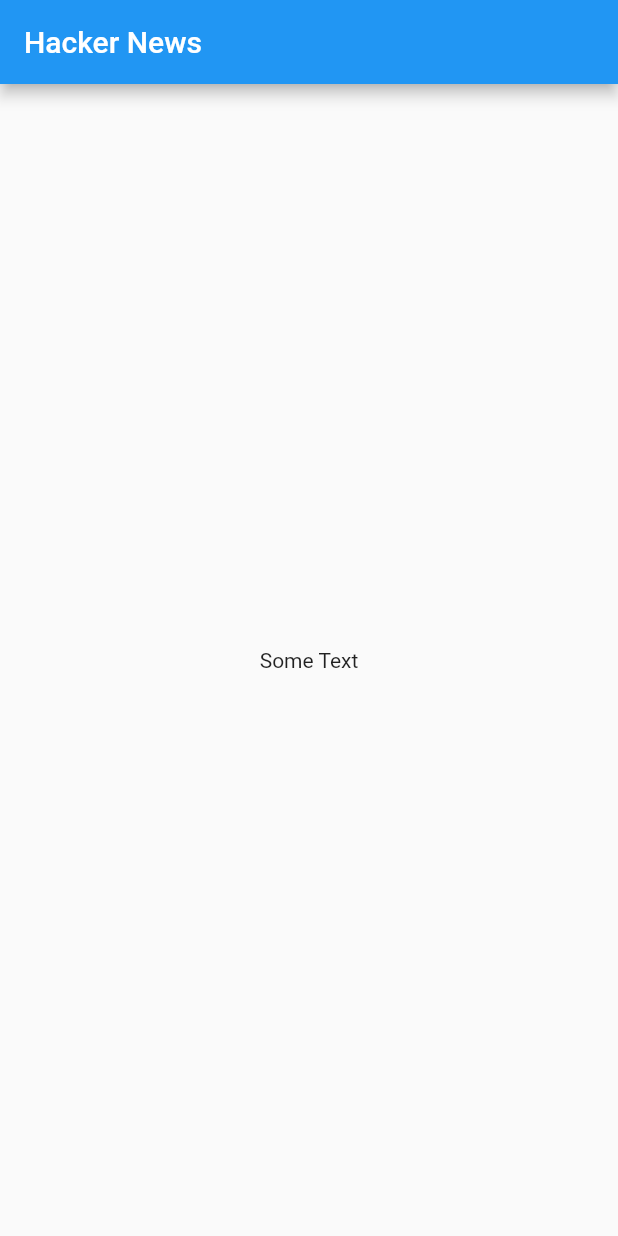
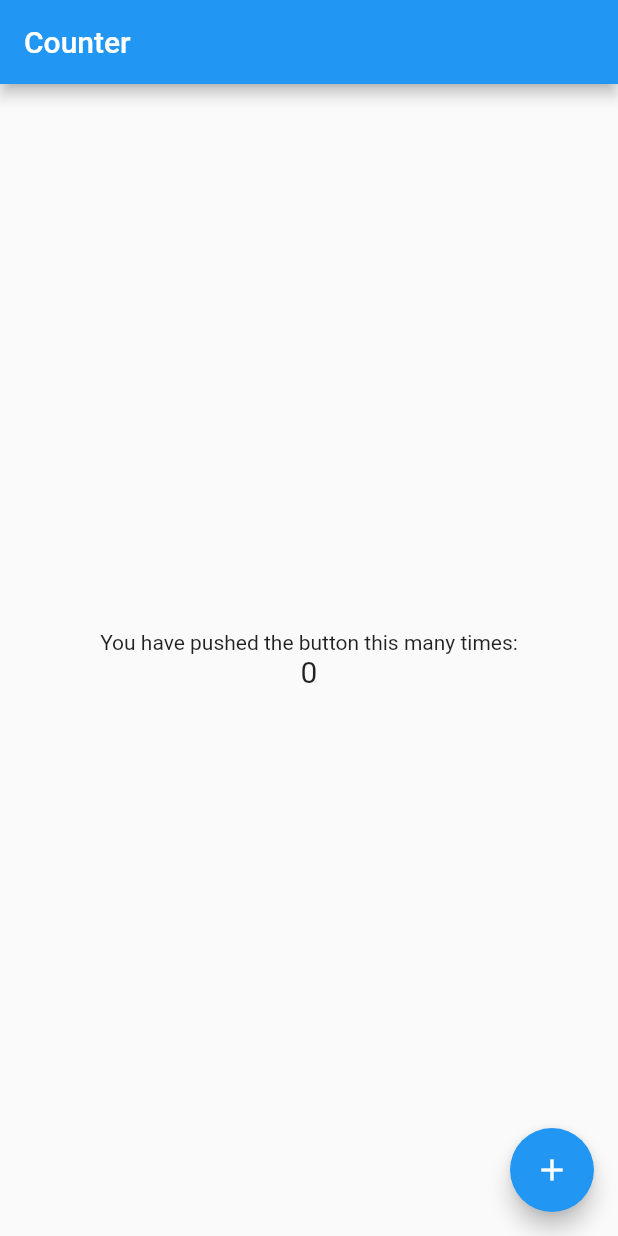
Before and after one commit to soni-aditya/flutter_mobx_hacker_news, a Flutter app: the screen it shows after launch, on a phone screen of 412 x 824 dp. Run offline on Flutter 3.47's test engine with Material 2 defaults, Android fonts, the phone set to English and light mode, and no system bars; our stand-ins replace flutter_mobx, mobx; generated files the repository leaves out were written again.

```diff
--- a/lib/screens/home.dart
+++ b/lib/screens/home.dart
@@ -1,15 +1,40 @@
 import 'package:flutter/material.dart';
+import 'package:flutter_mobx/flutter_mobx.dart';
+import 'package:flutter_mobx_test/models/hacker_news.dart';
 
-class Home extends StatelessWidget {
+class Home extends StatefulWidget {
   @override
-  Widget build(BuildContext context) {
-    return Scaffold(
-      appBar: AppBar(
-        title: Text('Hacker News'),
-      ),
-      body: Center(
-        child: Text('Some Text'),
-      ),
-    );
+  HomeState createState() {
+    return new HomeState();
   }
 }
+
+class HomeState extends State<Home> {
+  final _hacker_news = HackerNews();
+  @override
+  Widget build(BuildContext context) => Scaffold(
+    appBar: AppBar(
+      title: const Text('Counter'),
+    ),
+    body: Center(
+      child: Column(
+        mainAxisAlignment: MainAxisAlignment.center,
+        children: <Widget>[
+          const Text(
+            'You have pushed the button this many times:',
+          ),
+          Observer(
+              builder: (_) => Text(
+                '${_hacker_news.value}',
+                style: const TextStyle(fontSize: 20),
+              )),
+        ],
+      ),
+    ),
+    floatingActionButton: FloatingActionButton(
+      onPressed: _hacker_news.increment,
+      tooltip: 'Increment',
+      child: const Icon(Icons.add),
+    ),
+  );
+}
--- a/pubspec.yaml
+++ b/pubspec.yaml
@@ -25,6 +25,7 @@ dependencies:
   cupertino_icons: ^0.1.2
   mobx:
   flutter_mobx:
+  http:
 
 dev_dependencies:
   flutter_test:
```
Also changed, not shown: lib/models/hacker_news.dart (added, +15 -0 lines), lib/serializers/news.dart (added, +15 -0 lines), lib/serializers/news_list.dart (added, +9 -0 lines), lib/models/hacker_news.g.dart (added), pubspec.lock.
